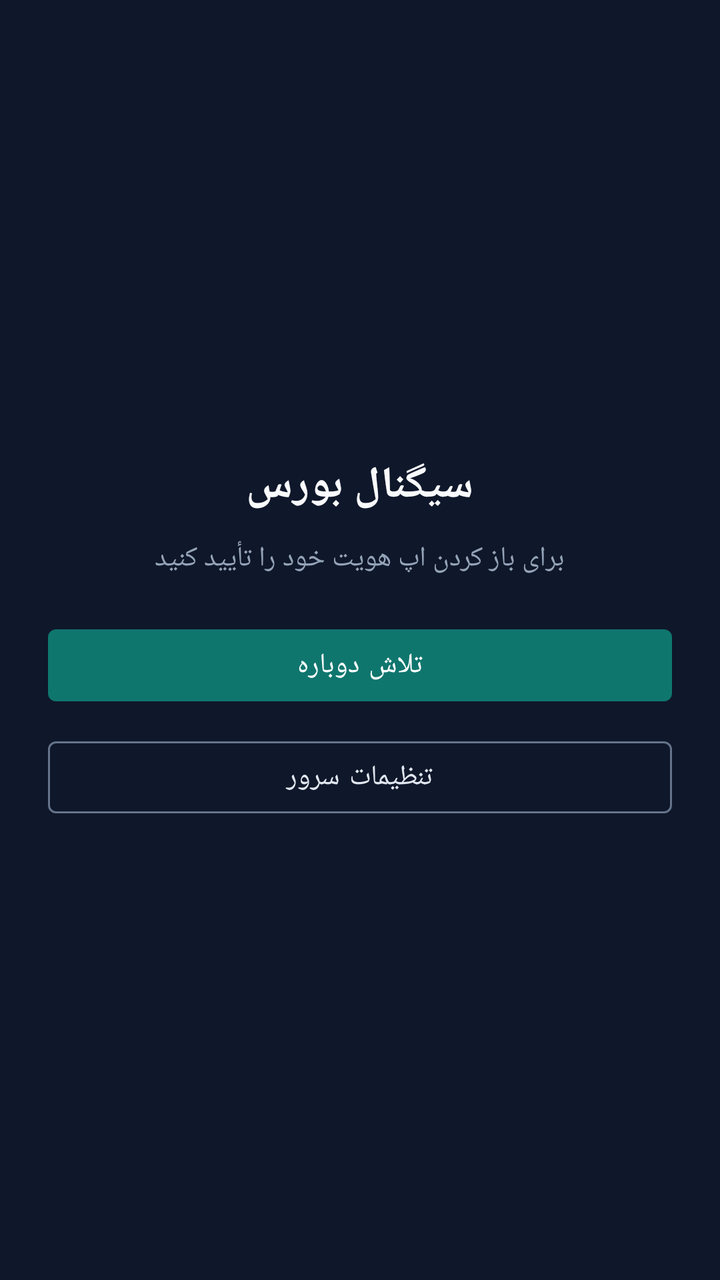
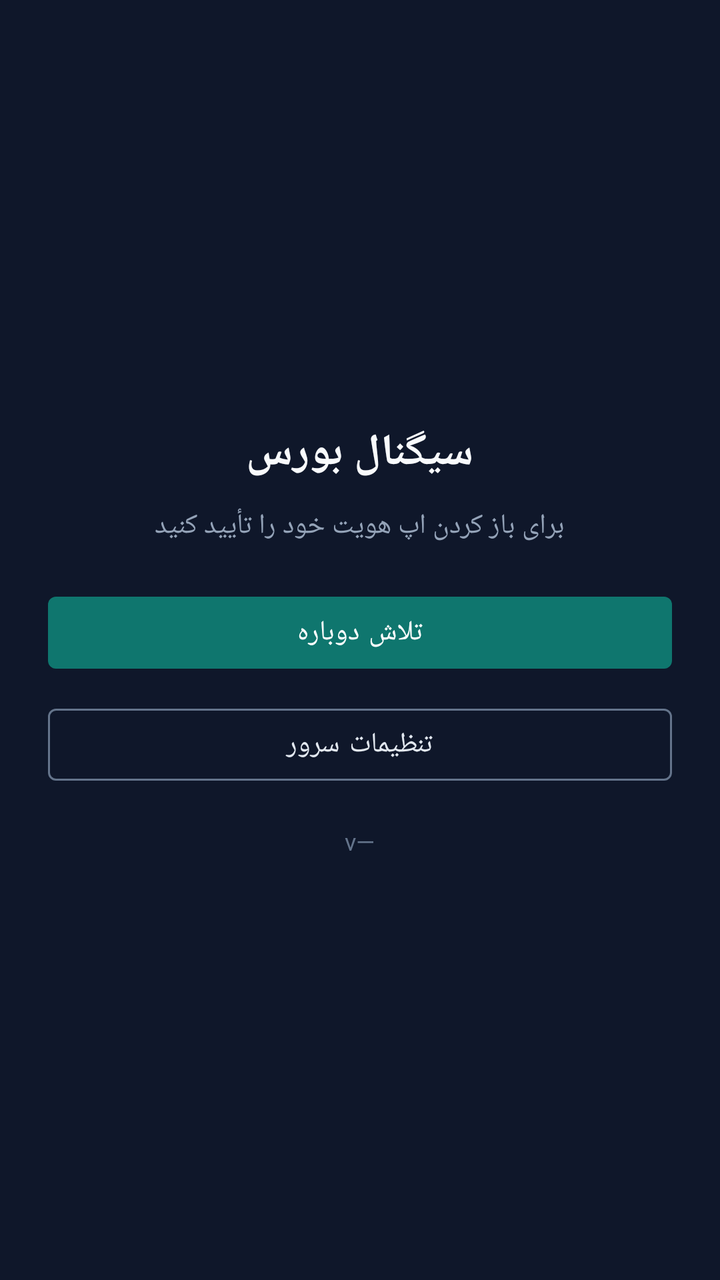

The first picture is an Android layout as it rendered before a commit; the second is the same layout after the commit. The layout source and the unified diff follow.
<!-- AndroidManifest.xml: application theme Theme.SignalAlert -->
<!-- res/layout/activity_main.xml -->
<?xml version="1.0" encoding="utf-8"?>
<androidx.constraintlayout.widget.ConstraintLayout
    xmlns:android="http://schemas.android.com/apk/res/android"
    xmlns:app="http://schemas.android.com/apk/res-auto"
    android:layout_width="match_parent"
    android:layout_height="match_parent"
    android:background="#0f172a">

    <WebView
        android:id="@+id/webView"
        android:layout_width="0dp"
        android:layout_height="0dp"
        android:visibility="gone"
        app:layout_constraintBottom_toBottomOf="parent"
        app:layout_constraintEnd_toEndOf="parent"
        app:layout_constraintStart_toStartOf="parent"
        app:layout_constraintTop_toTopOf="parent" />

    <LinearLayout
        android:id="@+id/lockPanel"
        android:layout_width="0dp"
        android:layout_height="wrap_content"
        android:gravity="center"
        android:orientation="vertical"
        android:padding="24dp"
        app:layout_constraintBottom_toBottomOf="parent"
        app:layout_constraintEnd_toEndOf="parent"
        app:layout_constraintStart_toStartOf="parent"
        app:layout_constraintTop_toTopOf="parent">

        <TextView
            android:layout_width="wrap_content"
            android:layout_height="wrap_content"
            android:text="@string/app_name"
            android:textColor="#f8fafc"
            android:textSize="22sp"
            android:textStyle="bold" />

        <TextView
            android:id="@+id/statusText"
            android:layout_width="wrap_content"
            android:layout_height="wrap_content"
            android:layout_marginTop="12dp"
            android:gravity="center"
            android:text="@string/biometric_description"
            android:textColor="#94a3b8"
            android:textSize="14sp" />

        <com.google.android.material.button.MaterialButton
            android:id="@+id/btnUnlock"
            android:layout_width="match_parent"
            android:layout_height="wrap_content"
            android:layout_marginTop="20dp"
            android:text="@string/retry" />

        <com.google.android.material.button.MaterialButton
            android:id="@+id/btnSettings"
            style="@style/Widget.MaterialComponents.Button.OutlinedButton"
            android:layout_width="match_parent"
            android:layout_height="wrap_content"
            android:layout_marginTop="8dp"
            android:text="@string/open_settings"
            app:strokeColor="#64748b"
            android:textColor="#e2e8f0" />
    </LinearLayout>

    <ProgressBar
        android:id="@+id/progress"
        android:layout_width="wrap_content"
        android:layout_height="wrap_content"
        android:visibility="gone"
        app:layout_constraintBottom_toBottomOf="parent"
        app:layout_constraintEnd_toEndOf="parent"
        app:layout_constraintStart_toStartOf="parent"
        app:layout_constraintTop_toTopOf="parent" />
</androidx.constraintlayout.widget.ConstraintLayout>
<!-- resources referenced by this layout -->
<resources>
  <string name="app_name">سیگنال بورس</string>
  <string name="biometric_description">برای باز کردن اپ هویت خود را تأیید کنید</string>
  <string name="open_settings">تنظیمات سرور</string>
  <string name="retry">تلاش دوباره</string>
  <style name="Theme.SignalAlert" parent="Theme.MaterialComponents.DayNight.NoActionBar">
          <item name="colorPrimary">#0f766e</item>
          <item name="colorPrimaryVariant">#115e59</item>
          <item name="colorOnPrimary">#FFFFFF</item>
          <item name="android:statusBarColor">#0f172a</item>
          <item name="android:navigationBarColor">#0f172a</item>
          <item name="android:windowBackground">#0f172a</item>
      </style>
</resources>

<!-- the commit's change to res/layout/activity_main.xml (unified diff, before → after) -->
@@ -62,6 +62,15 @@
             android:text="@string/open_settings"
             app:strokeColor="#64748b"
             android:textColor="#e2e8f0" />
+
+        <TextView
+            android:id="@+id/versionText"
+            android:layout_width="wrap_content"
+            android:layout_height="wrap_content"
+            android:layout_marginTop="16dp"
+            android:textColor="#64748b"
+            android:textSize="12sp"
+            android:text="v—" />
     </LinearLayout>
 
     <ProgressBar
